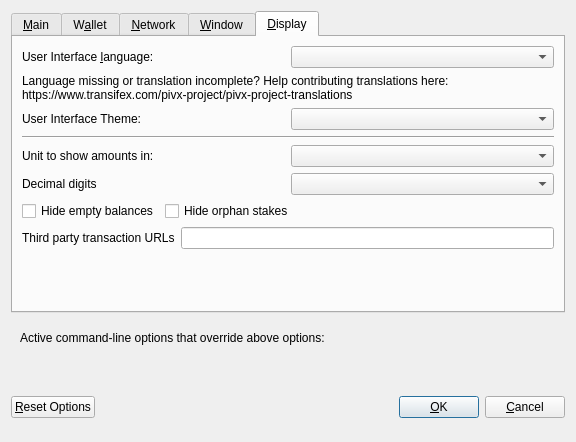
Qt form src/qt/forms/optionsdialog.ui (eons-finance/ALQO) before a commit.
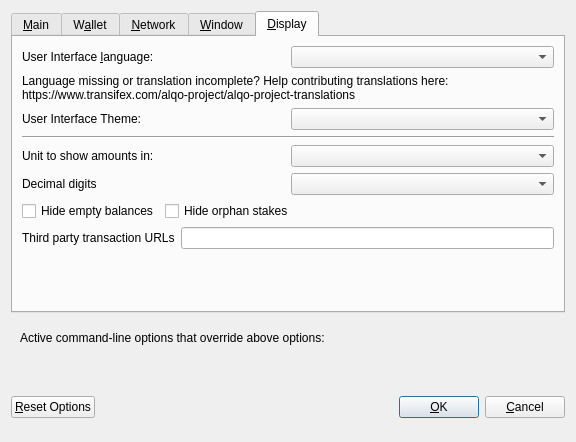
The same form after that commit. The open tabs and pages were chosen to show the change. Custom widgets are drawn as their Qt base class.

The edit to the form file:
```diff
--- a/src/qt/forms/optionsdialog.ui
+++ b/src/qt/forms/optionsdialog.ui
@@ -428,7 +428,7 @@
          </property>
          <property name="text">
           <string>Language missing or translation incomplete? Help contributing translations here:
-https://www.transifex.com/pivx-project/pivx-project-translations</string>
+https://www.transifex.com/alqo-project/alqo-project-translations</string>
          </property>
          <property name="wordWrap">
           <bool>true</bool>
```
Left out of the diff: 2 changed lines with no effect on the pictures.
